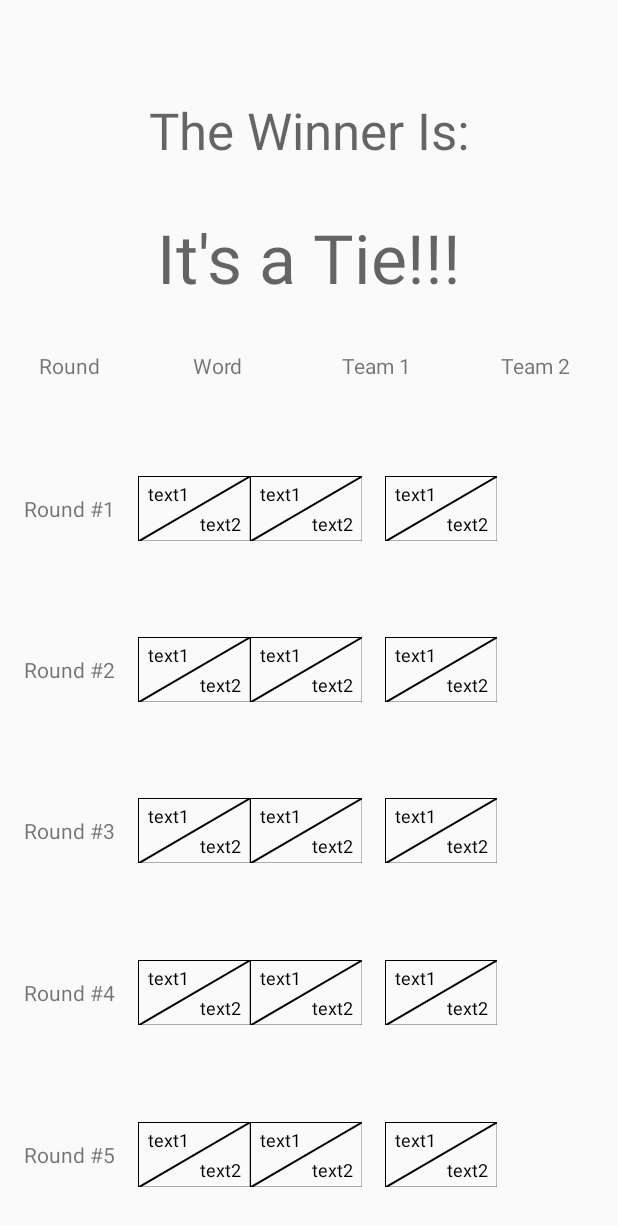
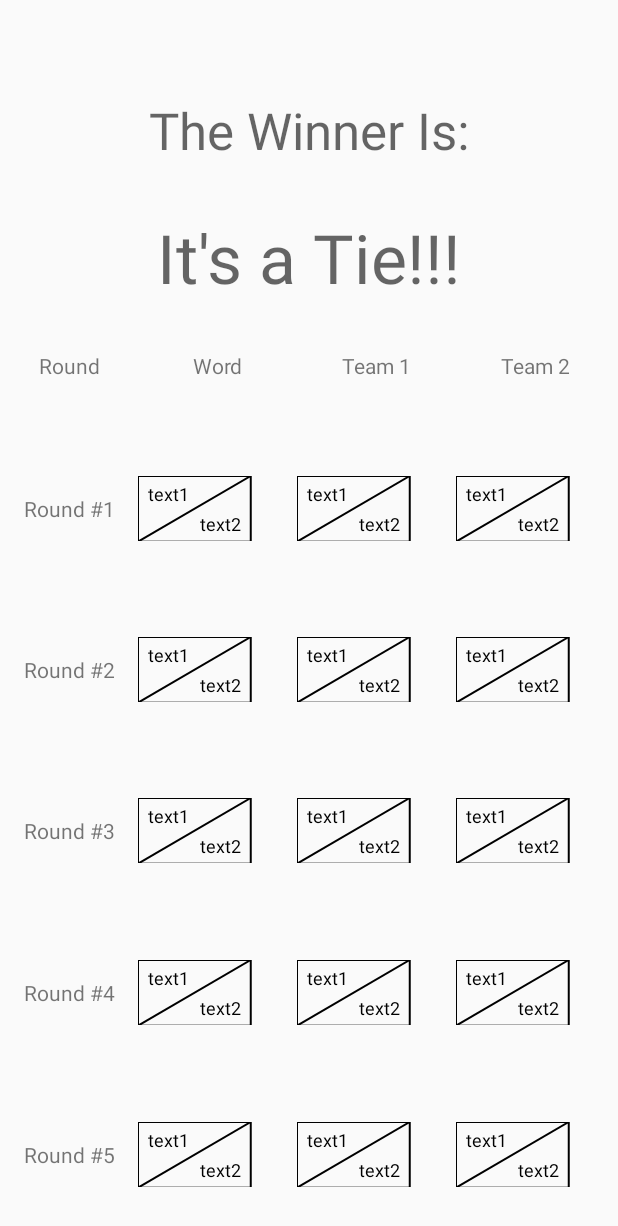
Before and after one commit to c-reeder/hint, an Android app: the WinnerActivity screen opened directly, with no data from a screen before it, on a phone screen of 412 x 824 dp. Shown: the top 1226 px of the screen. Run offline under Robolectric (Android 15) with nearby library versions, the phone set to English and light mode, and no system bars.

Commit message:
Slight progress with DiagonalDoubleTextView laying out

```diff
--- a/app/src/main/java/com/wordpress/simpledevelopments/password/DiagonalDoubleTextView.java
+++ b/app/src/main/java/com/wordpress/simpledevelopments/password/DiagonalDoubleTextView.java
@@ -66,6 +66,9 @@ public class DiagonalDoubleTextView extends View {
     }
     @Override
     protected void onMeasure(int widthMeasureSpec, int heightMeasureSpec) {
+        int widthMode = MeasureSpec.getMode(widthMeasureSpec);
+        int heightMode = MeasureSpec.getMode(heightMeasureSpec);
+
         int parentWidth = MeasureSpec.getSize(widthMeasureSpec);
         int parentHeight = MeasureSpec.getSize(heightMeasureSpec);
         Log.d(TAG, "onMeasure: " + parentWidth + ", " + parentHeight);
@@ -75,8 +78,23 @@ public class DiagonalDoubleTextView extends View {
         textWidth = paint.measureText(text1) > paint.measureText(text2) ? paint.measureText(text1) : paint.measureText(text2);
         float desiredWidth = (.75f * textWidth) + (2 * textWidth);
         float desiredHeight = (.75f * textHeight) + (2 * textHeight);
-        viewWidth = desiredWidth < parentWidth ? desiredWidth : parentWidth;
-        viewHeight = desiredHeight < parentHeight ? desiredHeight :parentHeight;
+
+
+        if (widthMode == MeasureSpec.UNSPECIFIED)
+            viewWidth = desiredWidth;
+        else if (widthMode == MeasureSpec.EXACTLY)
+            viewWidth = parentWidth;
+        else if (widthMode == MeasureSpec.AT_MOST)
+            viewWidth = desiredWidth < parentWidth ? desiredWidth : parentWidth;
+
+        if (heightMode == MeasureSpec.UNSPECIFIED)
+            viewHeight = desiredHeight;
+        else if (heightMode == MeasureSpec.EXACTLY)
+            viewHeight = parentHeight;
+        else if (heightMode == MeasureSpec.AT_MOST)
+            viewHeight = desiredHeight < parentHeight ? desiredHeight :parentHeight;
+
+
         Log.d(TAG, "setMeasuredDimension: " + (int)viewWidth + ", " + (int)viewHeight);
         setMeasuredDimension((int)viewWidth,(int)viewHeight);
     }
@@ -88,7 +106,7 @@ public class DiagonalDoubleTextView extends View {
 
         //canvas.drawRect(0,0,canvas.getWidth(),canvas.getHeight(), linePaint);
         //
-        // linePaint.setTextAlign(Paint.Align.CENTER);
+        paint.setTextAlign(Paint.Align.LEFT);
         //Log.d(TAG, "onDraw measureText(My Text): " + linePaint.measureText(text1));
 
 
@@ -96,13 +114,26 @@ public class DiagonalDoubleTextView extends View {
         Log.d(TAG, "textWidth: " + textWidth + ", textHeight: " + textHeight);
 
         paint.setStyle(Paint.Style.STROKE);
-        canvas.drawRect(0,0,viewWidth,viewHeight,paint);
+        canvas.drawRect(0,0,
+                (.75f * textWidth) + 2 * textWidth,
+                (.75f * textHeight) + 2 * textHeight,
+                paint);
         paint.setStyle(Paint.Style.FILL);
         paint.setAntiAlias(true);
-        canvas.drawText(text1, (.25f * textWidth), (.25f * textHeight) - metrics.top, paint);
-        canvas.drawText(text2, .50f * textWidth + textWidth,.50f * textHeight + textHeight - metrics.top,paint);
+        canvas.drawText(text1,
+                (.25f * textWidth),
+                (.25f * textHeight) - metrics.top,
+                paint);
+        canvas.drawText(text2,
+                (.50f * textWidth) + textWidth,
+                (.50f * textHeight) + textHeight - metrics.top,
+                paint);
         paint.setStrokeWidth(2);
-        canvas.drawLine(0,viewHeight,viewWidth,0,paint);
+        canvas.drawLine(0,
+                (.75f * textHeight) + 2 * textHeight,
+                (.75f * textWidth) + 2 * textWidth,
+                0,
+                paint);
 
 
 
--- a/app/src/main/res/layout/activity_winner.xml
+++ b/app/src/main/res/layout/activity_winner.xml
@@ -105,10 +105,11 @@
                 app:textSize="@dimen/diagonalTextSize"/>
 
             <com.wordpress.simpledevelopments.password.DiagonalDoubleTextView
-                android:layout_width="match_parent"
-                android:layout_height="match_parent"
-                android:layout_gravity="center"
-                app:textSize="@dimen/diagonalTextSize"/>
+                android:layout_width="wrap_content"
+                android:layout_height="wrap_content"
+                android:layout_gravity="center_vertical"
+                app:textSize="@dimen/diagonalTextSize"
+                android:textAlignment="center" />
 
         </TableRow>
 
@@ -140,10 +141,11 @@
                 app:textSize="@dimen/diagonalTextSize"/>
 
             <com.wordpress.simpledevelopments.password.DiagonalDoubleTextView
-                android:layout_width="match_parent"
-                android:layout_height="match_parent"
-                android:layout_gravity="center"
-                app:textSize="@dimen/diagonalTextSize"/>
+                android:layout_width="wrap_content"
+                android:layout_height="wrap_content"
+                android:layout_gravity="center_vertical"
+                app:textSize="@dimen/diagonalTextSize"
+                android:textAlignment="center" />
         </TableRow>
 
         <TableRow
@@ -175,10 +177,11 @@
                 app:textSize="@dimen/diagonalTextSize"/>
 
             <com.wordpress.simpledevelopments.password.DiagonalDoubleTextView
-                android:layout_width="match_parent"
-                android:layout_height="match_parent"
-                android:layout_gravity="center"
-                app:textSize="@dimen/diagonalTextSize"/>
+                android:layout_width="wrap_content"
+                android:layout_height="wrap_content"
+                android:layout_gravity="center_vertical"
+                app:textSize="@dimen/diagonalTextSize"
+                android:textAlignment="center" />
         </TableRow>
 
         <TableRow
@@ -209,10 +212,11 @@
                 app:textSize="@dimen/diagonalTextSize"/>
 
             <com.wordpress.simpledevelopments.password.DiagonalDoubleTextView
-                android:layout_width="match_parent"
-                android:layout_height="match_parent"
-                android:layout_gravity="center"
-                app:textSize="@dimen/diagonalTextSize"/>
+                android:layout_width="wrap_content"
+                android:layout_height="wrap_content"
+                android:layout_gravity="center_vertical"
+                app:textSize="@dimen/diagonalTextSize"
+                android:textAlignment="center" />
         </TableRow>
 
         <TableRow
@@ -243,10 +247,11 @@
                 app:textSize="@dimen/diagonalTextSize"/>
 
             <com.wordpress.simpledevelopments.password.DiagonalDoubleTextView
-                android:layout_width="match_parent"
-                android:layout_height="match_parent"
-                android:layout_gravity="center"
-                app:textSize="@dimen/diagonalTextSize"/>
+                android:layout_width="wrap_content"
+                android:layout_height="wrap_content"
+                android:layout_gravity="center_vertical"
+                app:textSize="@dimen/diagonalTextSize"
+                android:textAlignment="center" />
         </TableRow>
 
     </TableLayout>
```
